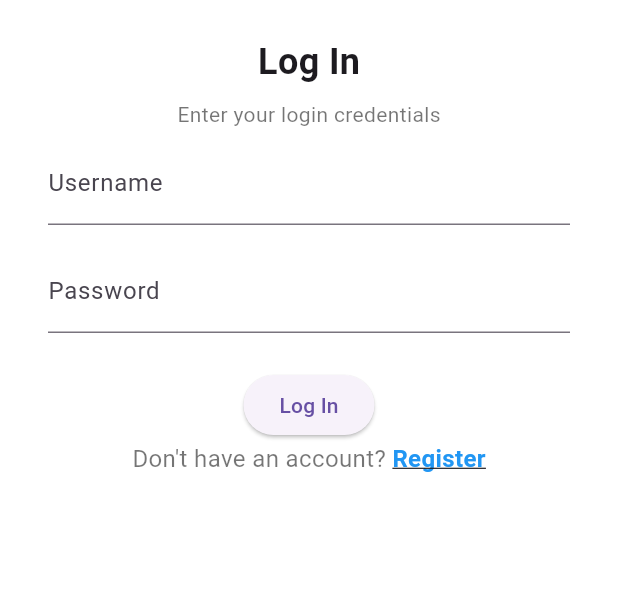
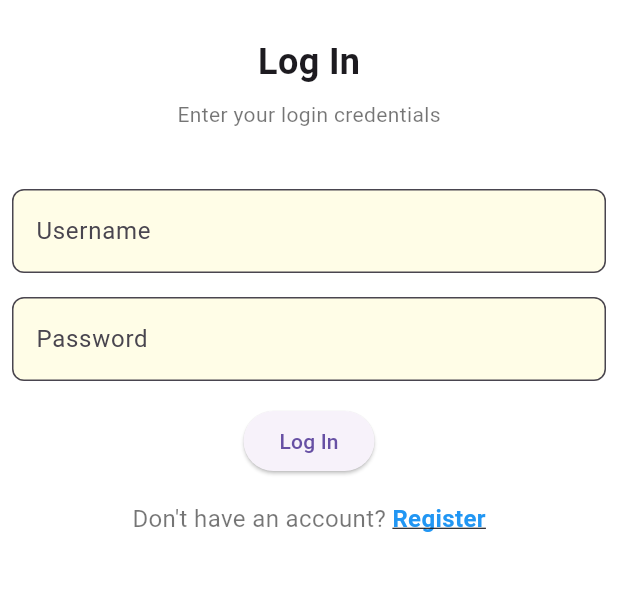
Before and after one commit to Desarrollo-de-Soluciones-IOT-1ASI0572/CodeMinds-Mobile-Application, a Flutter app: the screen it shows after launch, on a phone screen of 412 x 824 dp, the part 249-840 px from its top. Run offline on Flutter 3.47's test engine with Material 3 defaults, Android fonts, the light colour scheme and no system bars.

Commit message:
fix(mobile-application): login screen style fixes

```diff
--- a/lib/screens/login_screen.dart
+++ b/lib/screens/login_screen.dart
@@ -47,21 +47,32 @@ class LoginScreen extends StatelessWidget {
                 ],
               ),
             ),
+            SizedBox(height: 24.0),
 
             //Login Form
             Padding(
-              padding: const EdgeInsets.symmetric(horizontal: 32.0),
+              padding: const EdgeInsets.all(8.0),
               child: Column(
+                crossAxisAlignment: CrossAxisAlignment.center,
                 children: [
                   TextField(
-                    decoration: InputDecoration(labelText: 'Username'),
+                    decoration: InputDecoration(
+                      labelText: 'Username',
+                      filled: true,
+                      fillColor: Color(0xFFFFFDE7), // light yellow
+                      border: OutlineInputBorder(borderRadius: BorderRadius.circular(8)),
+                    ),
                   ),
                   SizedBox(height: 16.0),
                   TextField(
-                    decoration: InputDecoration(labelText: 'Password'),
-                    obscureText: true,
+                    decoration: InputDecoration(
+                      labelText: 'Password',
+                      filled: true,
+                      fillColor: Color(0xFFFFFDE7), // light yellow
+                      border: OutlineInputBorder(borderRadius: BorderRadius.circular(8)),
+                    ),
                   ),
-                  SizedBox(height: 24.0),
+                  SizedBox(height: 16.0),
                   ElevatedButton(
                     onPressed: () {
                       Navigator.push(
@@ -71,6 +82,7 @@ class LoginScreen extends StatelessWidget {
                     },
                     child: Text('Log In'),
                   ),
+                  SizedBox(height: 16.0),
                   Text.rich(
                     TextSpan(
                       text: "Don't have an account? ",
```
